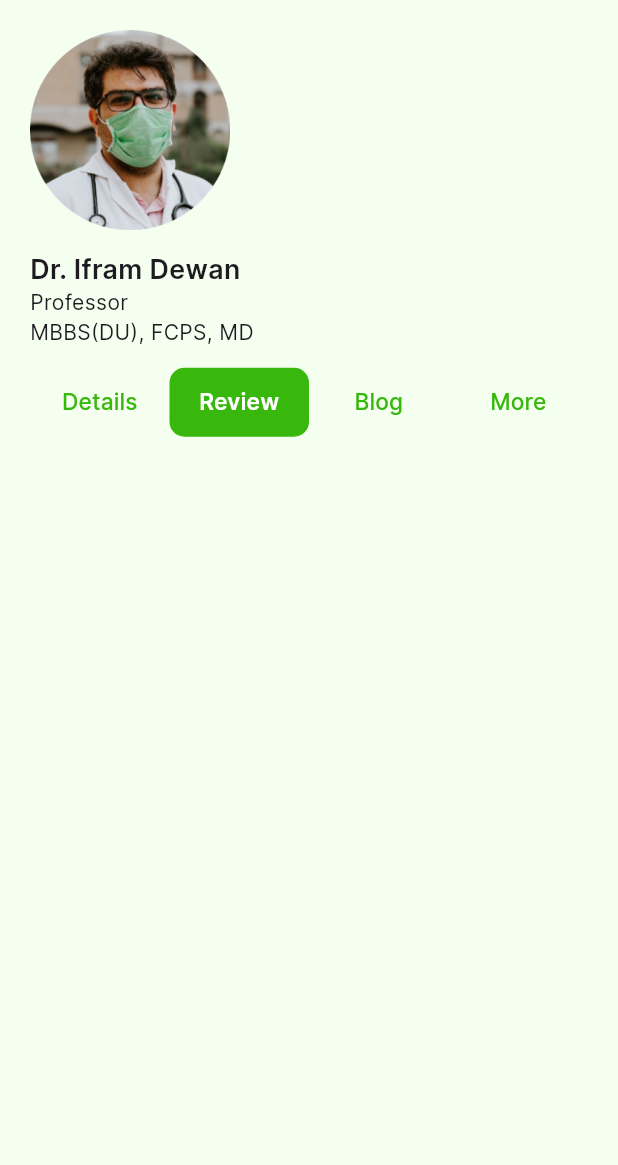
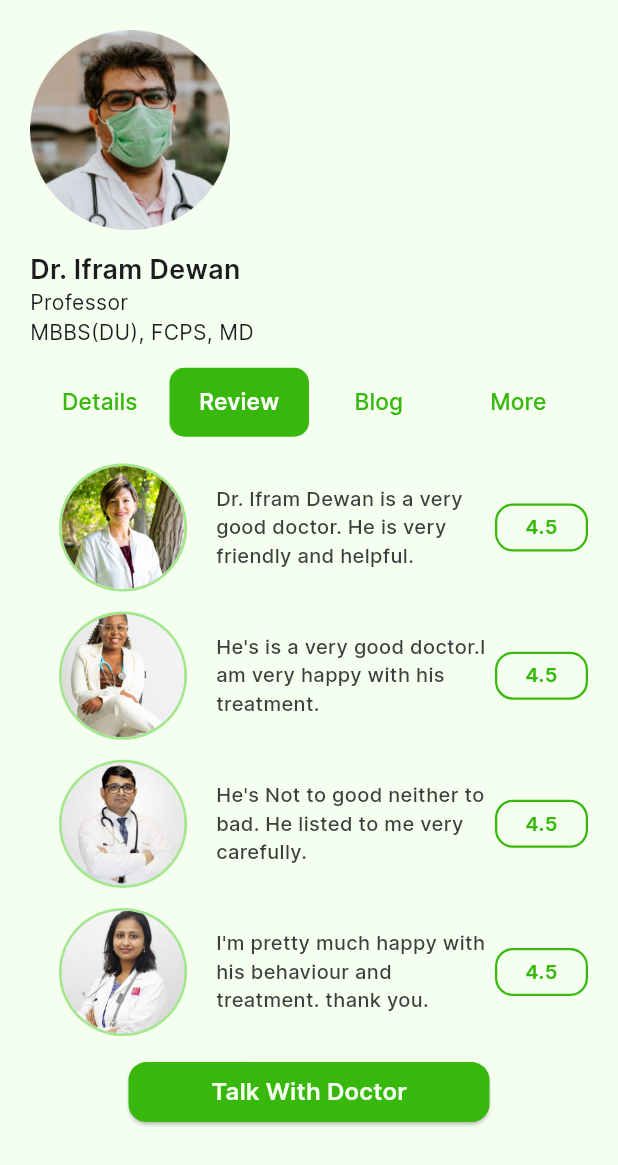
Before and after one commit to sifatullah-haque/HealthCoach, a Flutter app: the DoctorsProfile screen opened directly, tab 2 chosen, on a phone screen of 412 x 824 dp. Shown: the top 1165 px of the screen. Run offline on Flutter 3.47's test engine with Material 3 defaults, Android fonts, the phone set to English and light mode, and no system bars; our stand-ins replace curved_navigation_bar, flutter_screenutil, google_nav_bar.

```diff
--- a/health_coach/lib/main.dart
+++ b/health_coach/lib/main.dart
@@ -2,6 +2,7 @@ import 'package:flutter/material.dart';
 import 'package:flutter_screenutil/flutter_screenutil.dart';
 import 'package:health_coach/pages/doctors_profile/doctors_profile.dart';
 import 'package:health_coach/pages/home_page/homepage.dart';
+import 'package:health_coach/pages/home_page/homepage_test.dart';
 
 import 'package:health_coach/pages/situation_test/test_result.dart';
 import 'package:health_coach/pages/user_profile/user_profile.dart';
@@ -23,7 +24,7 @@ class MyApp extends StatelessWidget {
           theme: ThemeData(
             fontFamily: "Inter",
           ),
-          home: DoctorsProfile(),
+          home: HomePageTest(),
         );
       },
     );
--- a/health_coach/lib/pages/doctors_profile/doctors_profile.dart
+++ b/health_coach/lib/pages/doctors_profile/doctors_profile.dart
@@ -36,8 +36,8 @@ class DoctorsProfile extends StatelessWidget {
                 Text("Dr. Ifram Dewan",
                     style: TextStyle(
                         fontWeight: FontWeight.w600, fontSize: 20.sp)),
-                Text("Professor"),
-                Text("MBBS(DU), FCPS, MD"),
+                const Text("Professor"),
+                const Text("MBBS(DU), FCPS, MD"),
               ],
             ),
             SizedBox(height: 15.h),
@@ -78,56 +78,87 @@ class DoctorsProfile extends StatelessWidget {
                         children: [
                           // Content for "Details" tab
                           Container(
-                            child: Column(
-                              crossAxisAlignment: CrossAxisAlignment.start,
-                              children: [
-                                const TwoButtonDoctorPage(),
-                                SizedBox(height: 15.h),
-                                DoctorsInformation(
-                                  HospitalName: "Apollo Hospital",
-                                  Designation: "Professor",
-                                  Department: "Psychology",
-                                  Experience: "2 Years",
-                                ),
-                                SizedBox(height: 25.h),
-                                DoctorsInformation(
-                                  HospitalName:
-                                      "Dhaka Medical College Hospital",
-                                  Designation: "Officer",
-                                  Department: "Medicine",
-                                  Experience: "6 Months",
-                                ),
-                                SizedBox(height: 25.h),
-                                DoctorsInformation(
-                                  HospitalName: "Popular Hospital",
-                                  Designation: "Professor",
-                                  Department: "Psychology",
-                                  Experience: "5 Years",
-                                ),
-                                SizedBox(height: 25.h),
-                                Center(
-                                    child: button(
-                                        text: "Talk With Doctor", size: 250))
-                              ],
-                            ),
+                            child: DetailsDoctorTabBar(),
                           ),
                           // Content for "Follow" tab
                           Container(
                             child: Column(
-                              children: [],
+                              children: [
+                                const DoctorReviewPart(
+                                  image: "profile1.png",
+                                  review:
+                                      "Dr. Ifram Dewan is a very good doctor. He is very friendly and helpful. ",
+                                  rating: "4.5",
+                                ),
+                                SizedBox(height: 15.h),
+                                const DoctorReviewPart(
+                                  image: "profile2.png",
+                                  review:
+                                      "He's is a very good doctor.I am very happy with his treatment.",
+                                  rating: "4.5",
+                                ),
+                                SizedBox(height: 15.h),
+                                const DoctorReviewPart(
+                                  image: "profile3.png",
+                                  review:
+                                      "He's Not to good neither to bad. He listed to me very carefully.",
+                                  rating: "4.5",
+                                ),
+                                SizedBox(height: 15.h),
+                                const DoctorReviewPart(
+                                  image: "profile4.png",
+                                  review:
+                                      "I'm pretty much happy with his behaviour and treatment. thank you.",
+                                  rating: "4.5",
+                                ),
+                                SizedBox(height: 15.h),
+                                const button(
+                                    text: "Talk With Doctor", size: 250)
+                              ],
                             ),
                           ),
                           // Content for "Blog" tab
                           Container(
                             child: Center(
                               child: Column(
-                                children: [],
+                                crossAxisAlignment: CrossAxisAlignment.start,
+                                children: [
+                                  SectionWithGreenBorder(
+                                      text: "Written by Dr. Ifram"),
+                                  SizedBox(height: 15.h),
+                                  DoctorsBlog(
+                                    image: "blog1.png",
+                                    title: "What if you fall in love",
+                                    description:
+                                        "Falling in love is part of life. Being in love is not a ...",
+                                    color: Coloris.green,
+                                  ),
+                                  SizedBox(height: 15.h),
+                                  DoctorsBlog(
+                                    image: "blog1.png",
+                                    title: "It's Okay to be sad",
+                                    description:
+                                        "Being Same make us way more strong. There are ...",
+                                  ),
+                                  SizedBox(height: 15.h),
+                                  DoctorsBlog(
+                                    image: "blog1.png",
+                                    title: "How to be Happy?",
+                                    description:
+                                        "Happiness lies into our mind. Here are ...",
+                                  ),
+                                  SizedBox(height: 15.h),
+                                  const Center(
+                                    child: button(
+                                        text: "Talk With Doctor", size: 250),
+                                  )
+                                ],
                               ),
                             ),
                           ),
                           // Content for "More" tab
                           Container(
-                            child: Center(
+                            child: const Center(
                               child: Text("More Tab Content"),
                             ),
                           ),
@@ -141,6 +172,96 @@ class DoctorsProfile extends StatelessWidget {
           ],
         ),
       ),
+    );
+  }
+}
+
+class DoctorReviewPart extends StatelessWidget {
+  final String image;
+  final String review;
+  final String rating;
+  const DoctorReviewPart({
+    super.key,
+    required this.image,
+    required this.review,
+    required this.rating,
+  });
+
+  @override
+  Widget build(BuildContext context) {
+    return Row(
+      mainAxisAlignment: MainAxisAlignment.spaceBetween,
+      children: [
+        Expanded(
+          flex: 2,
+          child: CircleAvatar(
+            radius: 48.h,
+            backgroundColor: Coloris.liteGreen,
+            child: CircleAvatar(
+              radius: 46.h,
+              backgroundImage: AssetImage("assets/images/$image"),
+            ),
+          ),
+        ),
+        Expanded(
+          flex: 3,
+          child: Text(
+            review,
+            style: TextStyle(
+              fontSize: 15.sp,
+              fontWeight: FontWeight.w500,
+              color: Coloris.text,
+            ),
+            overflow: TextOverflow.clip,
+          ),
+        ),
+        Expanded(
+          flex: 1,
+          child: buttonSecond(
+            text: rating,
+            size: 50,
+          ),
+        )
+      ],
+    );
+  }
+}
+
+class DetailsDoctorTabBar extends StatelessWidget {
+  const DetailsDoctorTabBar({
+    super.key,
+  });
+
+  @override
+  Widget build(BuildContext context) {
+    return Column(
+      crossAxisAlignment: CrossAxisAlignment.start,
+      children: [
+        const TwoButtonDoctorPage(),
+        SizedBox(height: 15.h),
+        const DoctorsInformation(
+          HospitalName: "Apollo Hospital",
+          Designation: "Professor",
+          Department: "Psychology",
+          Experience: "2 Years",
+        ),
+        SizedBox(height: 25.h),
+        const DoctorsInformation(
+          HospitalName: "Dhaka Medical College Hospital",
+          Designation: "Officer",
+          Department: "Medicine",
+          Experience: "6 Months",
+        ),
+        SizedBox(height: 25.h),
+        const DoctorsInformation(
+          HospitalName: "Popular Hospital",
+          Designation: "Professor",
+          Department: "Psychology",
+          Experience: "5 Years",
+        ),
+        SizedBox(height: 25.h),
+        const Center(child: button(text: "Talk With Doctor", size: 250))
+      ],
     );
   }
 }
--- a/health_coach/pubspec.yaml
+++ b/health_coach/pubspec.yaml
@@ -36,6 +36,8 @@ dependencies:
   # Use with the CupertinoIcons class for iOS style icons.
   cupertino_icons: ^1.0.2
   flutter_screenutil: ^5.9.0
+  google_nav_bar: ^5.0.6
+  curved_navigation_bar: ^1.0.3
 
 dev_dependencies:
   flutter_test:
@@ -68,6 +70,7 @@ flutter:
     - assets/logo/
     - assets/svg/
     - assets/category/
+    - assets/meditation/
 
   # An image asset can refer to one or more resolution-specific "variants", see
   # https://flutter.dev/assets-and-images/#resolution-aware
```
Also changed, not shown: health_coach/lib/pages/home_page/homepage.dart (+8 -1 lines), health_coach/lib/pages/home_page/homepage_test.dart (added, +57 -0 lines), health_coach/assets/meditation/basic.png (added), health_coach/assets/meditation/daily_thought.png (added), health_coach/assets/meditation/improve_performance.png (added), health_coach/assets/meditation/increase_happiness.png (added), health_coach/assets/meditation/reduce_anxiety.png (added), health_coach/assets/meditation/reduce_stress.png (added), health_coach/assets/meditation/relaxation.png (added), health_coach/pubspec.lock.
